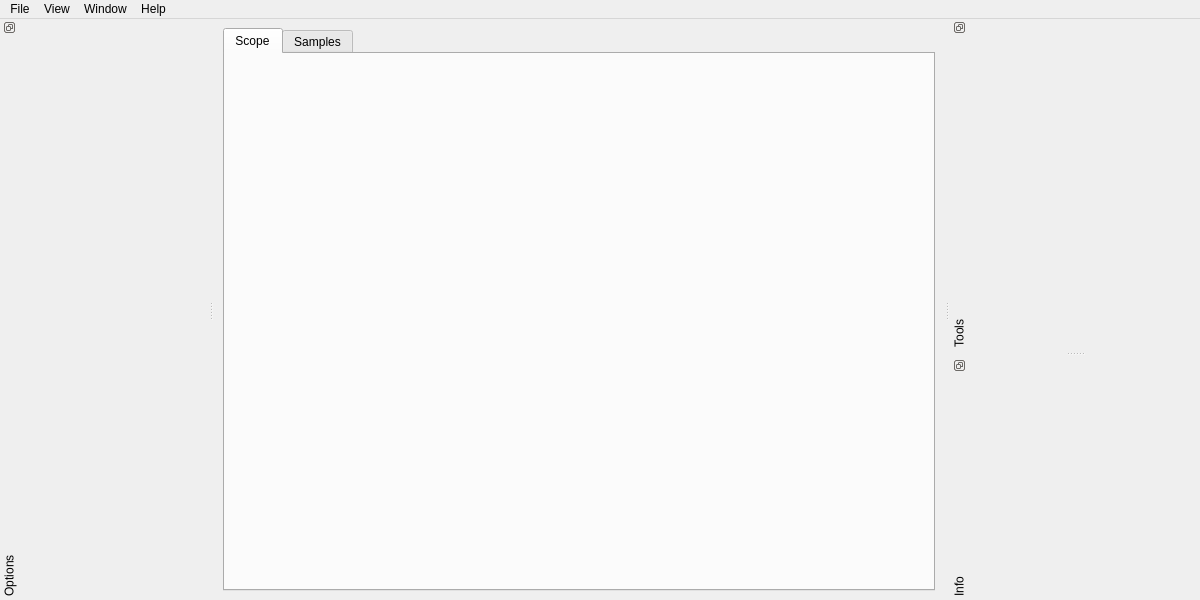
This is source/mainwindow.ui in jocic/adc-converter as Qt 5 draws it before an edit. The edited form follows.
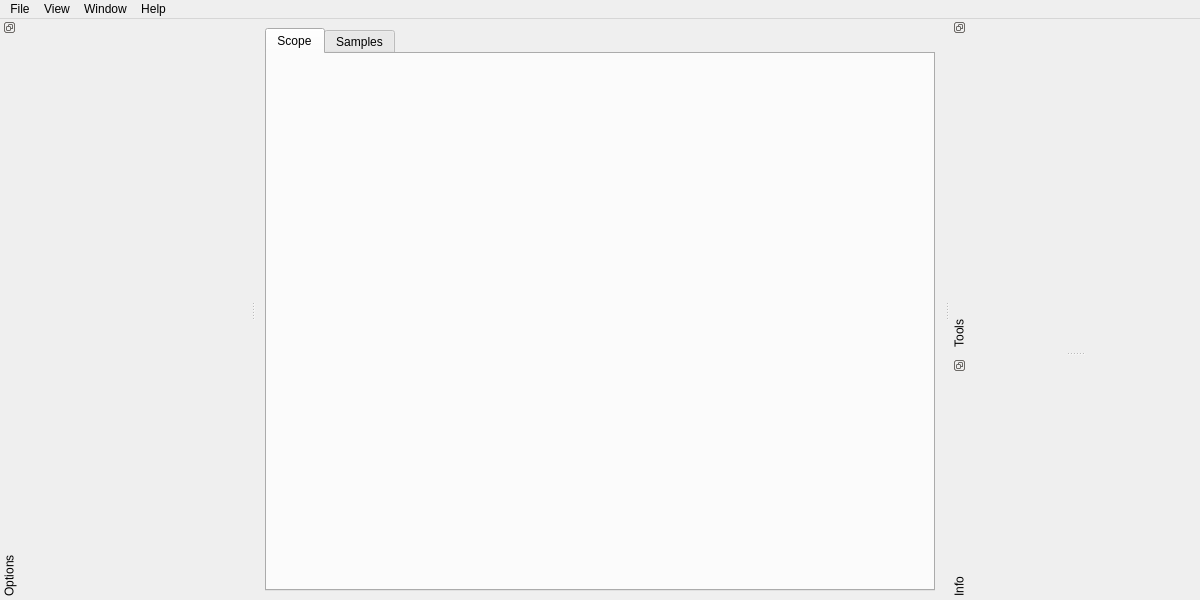
This is the edited form. Custom widgets are drawn as their Qt base class.

```diff
--- a/source/mainwindow.ui
+++ b/source/mainwindow.ui
@@ -40,7 +40,7 @@
         <rect>
          <x>0</x>
          <y>0</y>
-         <width>722</width>
+         <width>680</width>
          <height>560</height>
         </rect>
        </property>
@@ -116,7 +116,7 @@
    </property>
    <property name="minimumSize">
     <size>
-     <width>208</width>
+     <width>250</width>
      <height>134</height>
     </size>
    </property>
```
